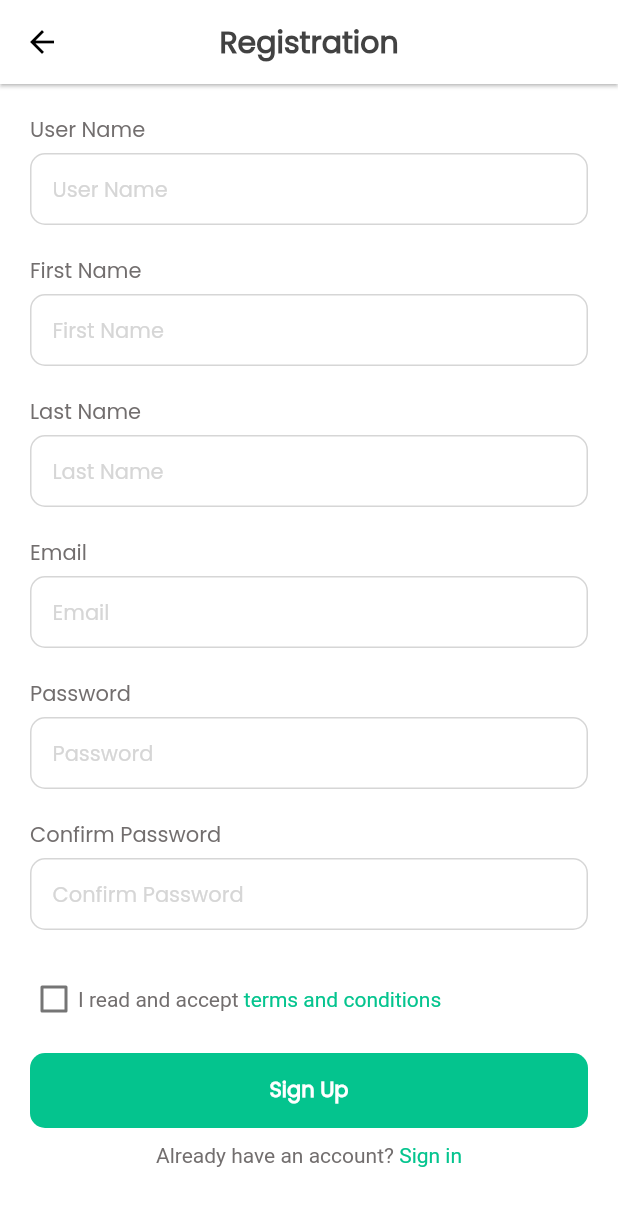
After one commit to Manuelkpatsu/commerce_app, a Flutter app: the BuyerRegistrationScreen screen opened directly, on a phone screen of 412 x 824 dp. The commit adds this screen. Shown: the top 1206 px of the screen. Run offline on Flutter 3.47's test engine with Material 2 defaults, Android fonts, the light colour scheme and no system bars; our stand-ins replace persistent_bottom_nav_bar.

Commit message:
Add buyer's registration screen

```diff
--- a/lib/utils/color_text_styles.dart
+++ b/lib/utils/color_text_styles.dart
@@ -8,7 +8,7 @@ const TextStyle kBodyText = TextStyle(
 
 const TextStyle kAppBarText = TextStyle(
     fontSize: 20,
-    color: kBlack,
+    color: kLightBlack,
     fontWeight: FontWeight.w600,
     fontStyle: FontStyle.normal);
 
--- /dev/null
+++ b/lib/view/screens/account/buyer_registration_screen.dart
@@ -0,0 +1,346 @@
+import 'package:commerceapp/utils/color_text_styles.dart';
+import 'package:commerceapp/view/widgets/input_decorator.dart';
+import 'package:flutter/gestures.dart';
+import 'package:flutter/material.dart';
+import 'package:flutter/services.dart';
+
+class BuyerRegistrationScreen extends StatefulWidget {
+  @override
+  _BuyerRegistrationScreenState createState() =>
+      _BuyerRegistrationScreenState();
+}
+
+class _BuyerRegistrationScreenState extends State<BuyerRegistrationScreen> {
+  final GlobalKey<FormState> _formKey = GlobalKey<FormState>();
+
+  final TextEditingController _userNameController = TextEditingController();
+  final TextEditingController _firstNameController = TextEditingController();
+  final TextEditingController _lastNameController = TextEditingController();
+  final TextEditingController _emailController = TextEditingController();
+  final TextEditingController _passwordController = TextEditingController();
+  final TextEditingController _confirmPasswordController =
+      TextEditingController();
+  bool _acceptTermsAndConditions = false;
+
+  // Add validate username function.
+  String _validateUserName(String value) {
+    if (value.isEmpty) {
+      return 'User Name cannot be empty.';
+    }
+    return null;
+  }
+
+  // Add validate username function.
+  String _validateFirstName(String value) {
+    if (value.isEmpty) {
+      return 'First Name cannot be empty.';
+    }
+    return null;
+  }
+
+  // Add validate username function.
+  String _validateLastName(String value) {
+    if (value.isEmpty) {
+      return 'Last Name cannot be empty.';
+    }
+    return null;
+  }
+
+  // Add validate email function.
+  String _validateEmail(String value) {
+    if (value.isEmpty) {
+      return 'Email cannot be empty.';
+    }
+    return null;
+  }
+
+  // Add validate password function.
+  String _validatePassword(String value) {
+    if (value.isEmpty) {
+      return 'Password cannot be empty.';
+    } else if (value.length < 8) {
+      return 'Password must be at least 8 characters.';
+    }
+    return null;
+  }
+
+  // Add validate confirm password function.
+  String _validateConfirmPassword(String value) {
+    if (value.isEmpty) {
+      return 'Confirm Password cannot be empty.';
+    } else if (value.length < 8) {
+      return 'Confirm Password must be at least 8 characters.';
+    } else if (value != _passwordController.text) {
+      return 'Passwords do not match';
+    }
+    return null;
+  }
+
+  @override
+  Widget build(BuildContext context) {
+    return Scaffold(
+        appBar: AppBar(title: _appBarTitle(), centerTitle: true),
+        body: _body());
+  }
+
+  Widget _appBarTitle() {
+    return Text(
+      'Registration',
+      style: kAppBarText,
+    );
+  }
+
+  Widget _body() {
+    return Form(
+      key: _formKey,
+      autovalidateMode: AutovalidateMode.onUserInteraction,
+      child: SingleChildScrollView(
+        padding: EdgeInsets.symmetric(horizontal: 20),
+        child: Column(
+          crossAxisAlignment: CrossAxisAlignment.center,
+          children: [
+            SizedBox(height: 20),
+            _userNameTitle(),
+            SizedBox(height: 5),
+            _userNameTextField(),
+            SizedBox(height: 20),
+            _firstNameTitle(),
+            SizedBox(height: 5),
+            _firstNameTextField(),
+            SizedBox(height: 20),
+            _lastNameTitle(),
+            SizedBox(height: 5),
+            _lastNameTextField(),
+            SizedBox(height: 20),
+            _emailTitle(),
+            SizedBox(height: 5),
+            _emailTextField(),
+            SizedBox(height: 20),
+            _passwordTitle(),
+            SizedBox(height: 5),
+            _passwordTextField(),
+            SizedBox(height: 20),
+            _confirmPasswordTitle(),
+            SizedBox(height: 5),
+            _confirmPasswordTextField(),
+            SizedBox(height: 30),
+            _termsAndConditions(),
+            SizedBox(height: 20),
+            _signUpButton(),
+            SizedBox(height: 10),
+            _signIn(),
+            SizedBox(height: 30)
+          ],
+        ),
+      ),
+    );
+  }
+
+  Widget _userNameTitle() {
+    return Align(
+      alignment: Alignment.centerLeft,
+      child: Text('User Name',
+          style: kBodyText.copyWith(
+              color: kGrey, fontSize: 14, fontWeight: FontWeight.w500)),
+    );
+  }
+
+  Widget _userNameTextField() {
+    return TextFormField(
+        controller: _userNameController,
+        autofocus: false,
+        textInputAction: TextInputAction.next,
+        validator: _validateUserName,
+        decoration: CustomInputDecorator.textFieldStyle(
+            borderRadius: BorderRadius.circular(10),
+            hintText: 'User Name',
+            hintStyle: kBodyText.copyWith(color: kLighterGrey, fontSize: 14),
+            contentPadding:
+                EdgeInsets.symmetric(horizontal: 15, vertical: 13)));
+  }
+
+  Widget _firstNameTitle() {
+    return Align(
+      alignment: Alignment.centerLeft,
+      child: Text('First Name',
+          style: kBodyText.copyWith(
+              color: kGrey, fontSize: 14, fontWeight: FontWeight.w500)),
+    );
+  }
+
+  Widget _firstNameTextField() {
+    return TextFormField(
+        controller: _firstNameController,
+        autofocus: false,
+        textCapitalization: TextCapitalization.words,
+        textInputAction: TextInputAction.next,
+        validator: _validateFirstName,
+        decoration: CustomInputDecorator.textFieldStyle(
+            borderRadius: BorderRadius.circular(10),
+            hintText: 'First Name',
+            hintStyle: kBodyText.copyWith(color: kLighterGrey, fontSize: 14),
+            contentPadding:
+                EdgeInsets.symmetric(horizontal: 15, vertical: 13)));
+  }
+
+  Widget _lastNameTitle() {
+    return Align(
+      alignment: Alignment.centerLeft,
+      child: Text('Last Name',
+          style: kBodyText.copyWith(
+              color: kGrey, fontSize: 14, fontWeight: FontWeight.w500)),
+    );
+  }
+
+  Widget _lastNameTextField() {
+    return TextFormField(
+        controller: _lastNameController,
+        autofocus: false,
+        textCapitalization: TextCapitalization.words,
+        textInputAction: TextInputAction.next,
+        validator: _validateLastName,
+        decoration: CustomInputDecorator.textFieldStyle(
+            borderRadius: BorderRadius.circular(10),
+            hintText: 'Last Name',
+            hintStyle: kBodyText.copyWith(color: kLighterGrey, fontSize: 14),
+            contentPadding:
+                EdgeInsets.symmetric(horizontal: 15, vertical: 13)));
+  }
+
+  Widget _emailTitle() {
+    return Align(
+      alignment: Alignment.centerLeft,
+      child: Text('Email',
+          style: kBodyText.copyWith(
+              color: kGrey, fontSize: 14, fontWeight: FontWeight.w500)),
+    );
+  }
+
+  Widget _emailTextField() {
+    return TextFormField(
+        controller: _emailController,
+        autofocus: false,
+        keyboardType: TextInputType.emailAddress,
+        textInputAction: TextInputAction.next,
+        validator: _validateEmail,
+        decoration: CustomInputDecorator.textFieldStyle(
+            borderRadius: BorderRadius.circular(10),
+            hintText: 'Email',
+            hintStyle: kBodyText.copyWith(color: kLighterGrey, fontSize: 14),
+            contentPadding:
+                EdgeInsets.symmetric(horizontal: 15, vertical: 13)));
+  }
+
+  Widget _passwordTitle() {
+    return Align(
+      alignment: Alignment.centerLeft,
+      child: Text('Password',
+          style: kBodyText.copyWith(
+              color: kGrey, fontSize: 14, fontWeight: FontWeight.w500)),
+    );
+  }
+
+  Widget _passwordTextField() {
+    return TextFormField(
+        controller: _passwordController,
+        autofocus: false,
+        obscureText: true,
+        textInputAction: TextInputAction.next,
+        validator: _validatePassword,
+        decoration: CustomInputDecorator.textFieldStyle(
+            borderRadius: BorderRadius.circular(10),
+            hintText: 'Password',
+            hintStyle: kBodyText.copyWith(color: kLighterGrey, fontSize: 14),
+            contentPadding:
+                EdgeInsets.symmetric(horizontal: 15, vertical: 13)));
+  }
+
+  Widget _confirmPasswordTitle() {
+    return Align(
+      alignment: Alignment.centerLeft,
+      child: Text('Confirm Password',
+          style: kBodyText.copyWith(
+              color: kGrey, fontSize: 14, fontWeight: FontWeight.w500)),
+    );
+  }
+
+  Widget _confirmPasswordTextField() {
+    return TextFormField(
+        controller: _confirmPasswordController,
+        autofocus: false,
+        obscureText: true,
+        textInputAction: TextInputAction.done,
+        validator: _validateConfirmPassword,
+        decoration: CustomInputDecorator.textFieldStyle(
+            borderRadius: BorderRadius.circular(10),
+            hintText: 'Confirm Password',
+            hintStyle: kBodyText.copyWith(color: kLighterGrey, fontSize: 14),
+            contentPadding:
+                EdgeInsets.symmetric(horizontal: 15, vertical: 13)));
+  }
+
+  Widget _termsAndConditions() {
+    return Row(
+      crossAxisAlignment: CrossAxisAlignment.center,
+      mainAxisAlignment: MainAxisAlignment.start,
+      children: [
+        Checkbox(
+          value: _acceptTermsAndConditions,
+          activeColor: kPrimaryAccent,
+          materialTapTargetSize: MaterialTapTargetSize.shrinkWrap,
+          visualDensity: VisualDensity.compact,
+          onChanged: (value) {
+            setState(() {
+              _acceptTermsAndConditions = value;
+            });
+          },
+        ),
+        _termsAndConditionsText()
+      ],
+    );
+  }
+
+  Widget _termsAndConditionsText() {
+    return RichText(
+        text: TextSpan(
+            text: 'I read and accept',
+            style: kBodyText.copyWith(color: kGrey, fontSize: 14),
+            children: <TextSpan>[
+          TextSpan(
+              text: ' terms and conditions',
+              style: kBodyText.copyWith(color: kPrimaryAccent, fontSize: 14),
+              recognizer: TapGestureRecognizer()..onTap = () {})
+        ]));
+  }
+
+  Widget _signUpButton() {
+    return MaterialButton(
+      height: 50,
+      color: kPrimaryAccent,
+      elevation: 0,
+      minWidth: MediaQuery.of(context).size.width,
+      shape: RoundedRectangleBorder(borderRadius: BorderRadius.circular(10)),
+      onPressed: _signUp,
+      child: Text(
+        'Sign Up',
+        style: kBodyText.copyWith(
+            color: kWhite, fontSize: 14, fontWeight: FontWeight.w600),
+      ),
+    );
+  }
+
+  Widget _signIn() {
+    return RichText(
+        text: TextSpan(
+            text: 'Already have an account?',
+            style: kBodyText.copyWith(color: kGrey, fontSize: 14),
+            children: <TextSpan>[
+          TextSpan(
+              text: ' Sign in',
+              style: kBodyText.copyWith(color: kPrimaryAccent, fontSize: 14),
+              recognizer: TapGestureRecognizer()..onTap = () {})
+        ]));
+  }
+
+  void _signUp() {}
+}
--- /dev/null
+++ b/lib/view/widgets/input_decorator.dart
@@ -0,0 +1,52 @@
+import 'package:commerceapp/utils/color_text_styles.dart';
+import 'package:flutter/material.dart';
+
+class CustomInputDecorator {
+  static InputDecoration textFieldStyle({
+    String hintText,
+    TextStyle hintStyle,
+    bool dense = false,
+    String labelText,
+    TextStyle labelStyle,
+    Widget prefixIcon,
+    Widget suffixIcon,
+    String errorText,
+    TextStyle errorStyle,
+    EdgeInsetsGeometry contentPadding,
+    BorderRadius borderRadius
+  }) {
+    return InputDecoration(
+        prefixIcon: prefixIcon,
+        suffixIcon: suffixIcon,
+        hintText: hintText,
+        hintStyle: hintStyle,
+        labelText: labelText,
+        labelStyle: labelStyle,
+        isDense: dense,
+        contentPadding: contentPadding,
+        errorText: errorText,
+        errorStyle: errorStyle,
+        border: OutlineInputBorder(
+            borderSide: BorderSide(
+                color: kLighterGrey,
+                width: 1.0,
+                style: BorderStyle.solid),
+            borderRadius: borderRadius
+        ),
+        focusedBorder: OutlineInputBorder(
+            borderSide: BorderSide(
+                color: kLighterGrey,
+                width: 1.0,
+                style: BorderStyle.solid),
+            borderRadius: borderRadius
+        ),
+        enabledBorder: OutlineInputBorder(
+            borderSide: BorderSide(
+                color: kLighterGrey,
+                width: 1.0,
+                style: BorderStyle.solid),
+            borderRadius: borderRadius
+        )
+    );
+  }
+}
```
